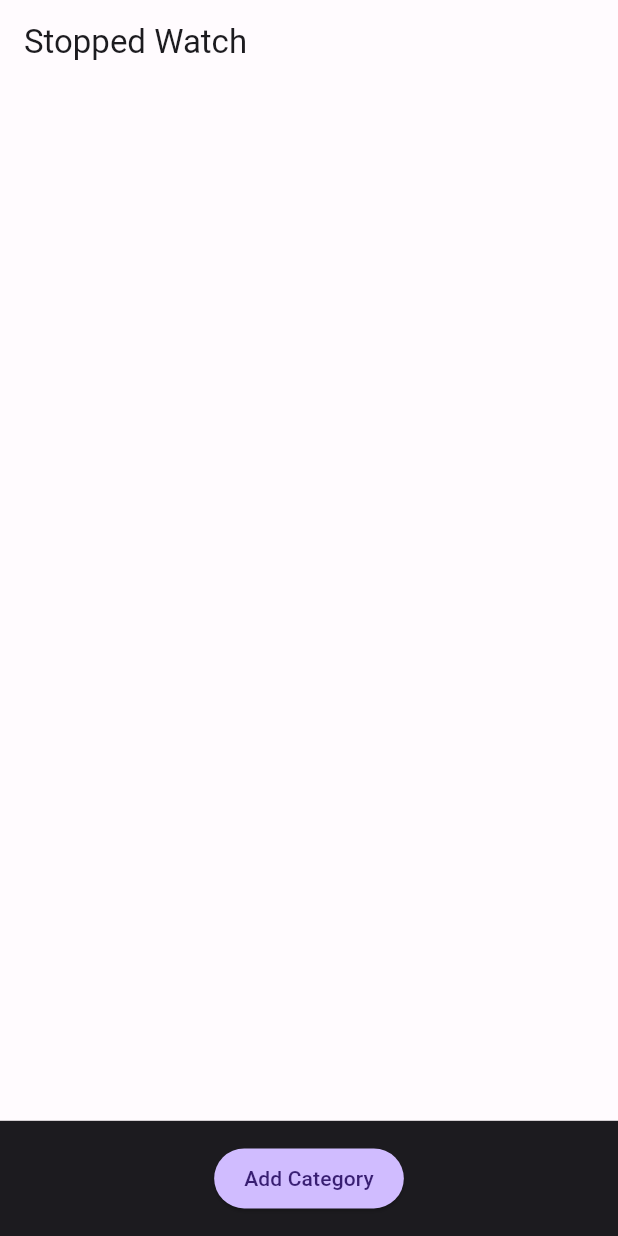
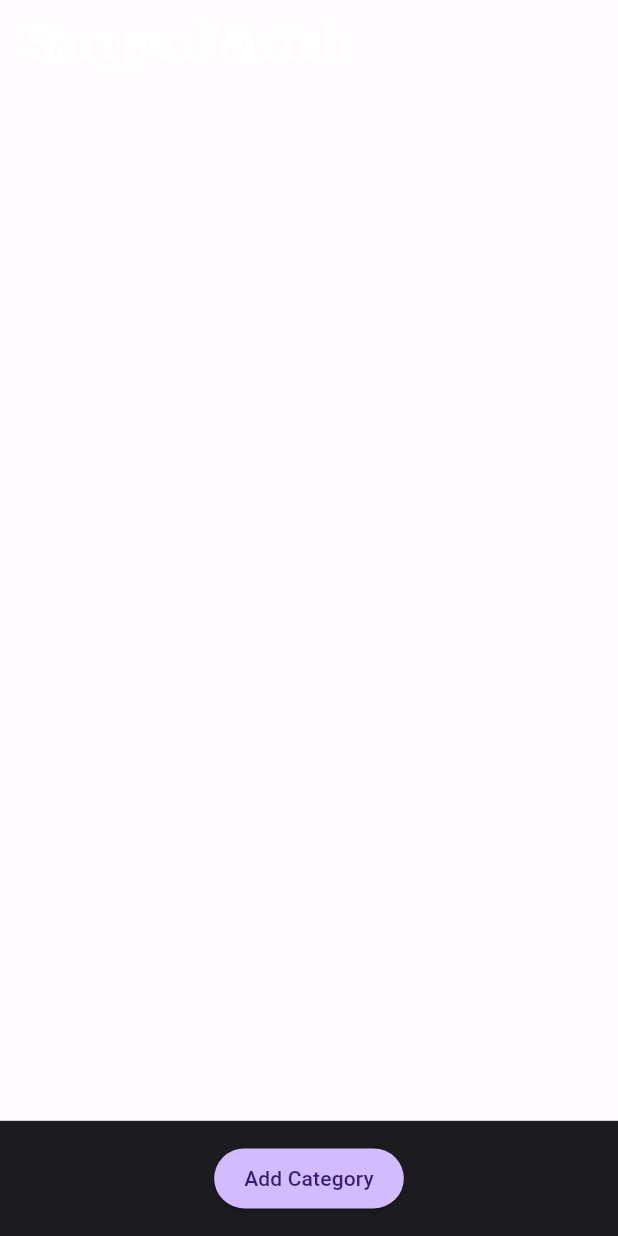
Before and after one commit to koltukutsu/stopped-watch, a Flutter app: the screen it shows after launch, on a phone screen of 412 x 824 dp. Run offline on Flutter 3.47's test engine with Material 2 defaults, Android fonts, the phone set to English and light mode, and no system bars; our stand-ins replace stop_watch_timer.

Commit message:
Update: updated the main page font size

```diff
--- a/lib/ui/main_page.dart
+++ b/lib/ui/main_page.dart
@@ -22,6 +22,7 @@ class _MainPageState extends State<MainPage> {
     return Scaffold(
       appBar: AppBar(
         title: const Text('Stopped Watch'),
+        titleTextStyle: const TextStyle(fontSize: 32),
       ),
       body: Center(
         child: Column(
```
